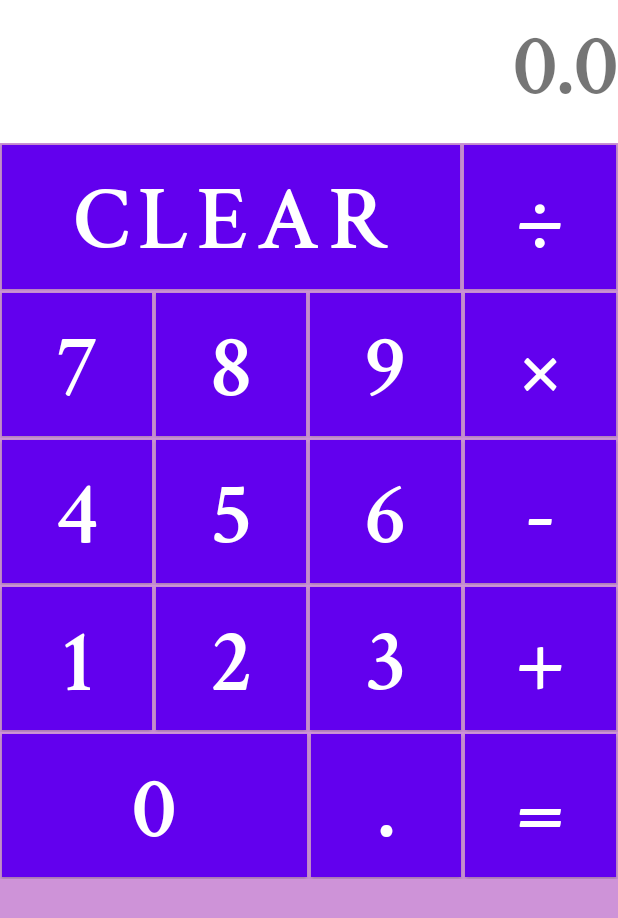
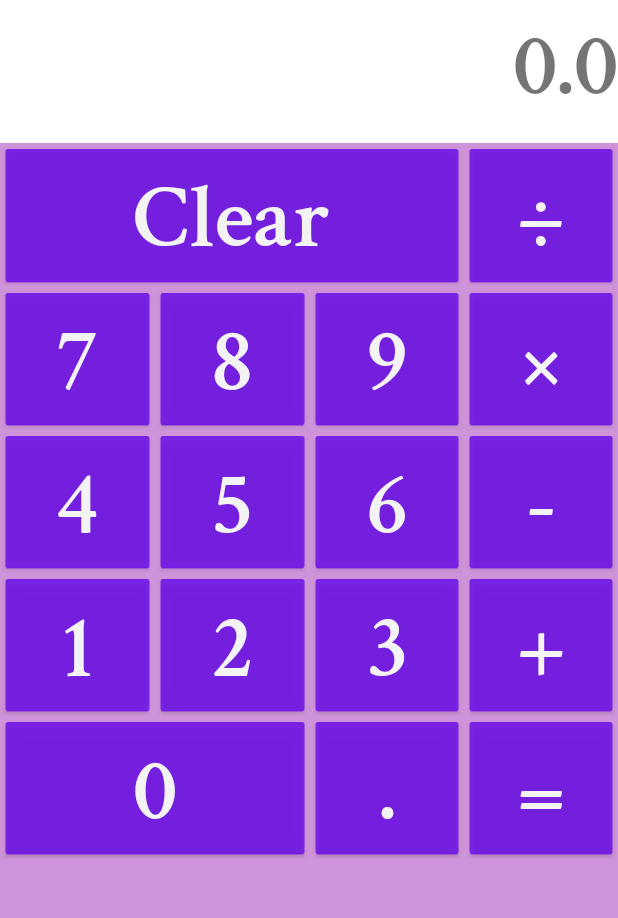
Before and after one commit to zomsa1228/Calculator_App, an Android app: the screen it shows after launch (MainActivity), on a phone screen of 412 x 824 dp. Shown: the top 918 px of the screen. Run offline under Robolectric (Android 15) with nearby library versions, the phone set to English and light mode, and no system bars; Roboto replaces fonts that are not available here.

```diff
--- a/app/src/main/res/layout-land/activity_main.xml
+++ b/app/src/main/res/layout-land/activity_main.xml
@@ -62,7 +62,7 @@
                 android:background="#FFFFFF">
 
                 <LinearLayout
-                    android:layout_width="wrap_content"
+                    android:layout_width="match_parent"
                     android:layout_height="wrap_content"
                     android:orientation="vertical">
 
@@ -148,7 +148,7 @@
                 android:padding="0dp"
                 android:text="÷"
                 android:textColor="@color/ic_launcher_background"
-                android:textSize="25sp"
+                android:textSize="34sp"
                 app:cornerRadius="0dp" />
 
         </LinearLayout>
@@ -279,7 +279,7 @@
                 android:padding="0dp"
                 android:text="×"
                 android:textColor="@color/ic_launcher_background"
-                android:textSize="25sp"
+                android:textSize="34sp"
                 app:cornerRadius="0dp" />
 
         </LinearLayout>
@@ -407,7 +407,7 @@
                 android:padding="0dp"
                 android:text="-"
                 android:textColor="@color/ic_launcher_background"
-                android:textSize="25sp"
+                android:textSize="34sp"
                 app:cornerRadius="0dp" />
 
         </LinearLayout>
@@ -538,7 +538,7 @@
                 android:padding="0dp"
                 android:text="+"
                 android:textColor="@color/ic_launcher_background"
-                android:textSize="25sp"
+                android:textSize="34sp"
                 app:cornerRadius="0dp" />
 
         </LinearLayout>
@@ -670,7 +670,7 @@
                 android:padding="0dp"
                 android:text="="
                 android:textColor="@color/ic_launcher_background"
-                android:textSize="25sp"
+                android:textSize="34sp"
                 app:cornerRadius="0dp" />
 
         </LinearLayout>
--- a/app/src/main/res/layout/activity_main.xml
+++ b/app/src/main/res/layout/activity_main.xml
@@ -44,12 +44,12 @@
 
             <Button
                 android:id="@+id/Clear"
+                style="@android:style/Widget.Holo.Button"
                 android:layout_width="wrap_content"
                 android:layout_height="match_parent"
                 android:layout_gravity="center"
-                android:layout_margin="1dp"
-                android:layout_weight="7.3"
-                android:background="#03A9F4"
+                android:layout_margin="0dp"
+                android:layout_weight="4.6"
                 android:drawablePadding="0dp"
                 android:fontFamily="@font/crimson_text_semibold"
                 android:onClick="Clear"
@@ -60,13 +60,13 @@
 
             <Button
                 android:id="@+id/division"
+                style="@android:style/Widget.Holo.Button"
                 android:layout_width="wrap_content"
                 android:layout_height="match_parent"
                 android:layout_gravity="center"
-                android:layout_margin="1dp"
+                android:layout_margin="0dp"
                 android:layout_weight="1"
                 android:height="95dp"
-                android:background="#2196F3"
                 android:fontFamily="@font/crimson_text_semibold"
                 android:onClick="enzan"
                 android:padding="0dp"
@@ -85,13 +85,13 @@
 
             <Button
                 android:id="@+id/button7"
-                android:layout_width="wrap_content"
+                style="@android:style/Widget.Holo.Button"
+                android:layout_width="match_parent"
                 android:layout_height="match_parent"
                 android:layout_gravity="center"
-                android:layout_margin="1dp"
+                android:layout_margin="0dp"
                 android:layout_weight="1"
                 android:height="95dp"
-                android:background="#03A9F4"
                 android:drawablePadding="0dp"
                 android:fontFamily="@font/crimson_text_semibold"
                 android:onClick="onClick"
@@ -102,13 +102,13 @@
 
             <Button
                 android:id="@+id/button8"
-                android:layout_width="wrap_content"
+                style="@android:style/Widget.Holo.Button"
+                android:layout_width="match_parent"
                 android:layout_height="match_parent"
                 android:layout_gravity="center"
-                android:layout_margin="1dp"
+                android:layout_margin="0dp"
                 android:layout_weight="1"
                 android:height="95dp"
-                android:background="#03A9F4"
                 android:drawablePadding="0dp"
                 android:fontFamily="@font/crimson_text_semibold"
                 android:onClick="onClick"
@@ -119,13 +119,13 @@
 
             <Button
                 android:id="@+id/button9"
-                android:layout_width="wrap_content"
+                style="@android:style/Widget.Holo.Button"
+                android:layout_width="match_parent"
                 android:layout_height="match_parent"
                 android:layout_gravity="center"
-                android:layout_margin="1dp"
+                android:layout_margin="0dp"
                 android:layout_weight="1"
                 android:height="95dp"
-                android:background="#03A9F4"
                 android:drawablePadding="0dp"
                 android:fontFamily="@font/crimson_text_semibold"
                 android:onClick="onClick"
@@ -136,13 +136,13 @@
 
             <Button
                 android:id="@+id/times"
-                android:layout_width="wrap_content"
+                style="@android:style/Widget.Holo.Button"
+                android:layout_width="match_parent"
                 android:layout_height="match_parent"
                 android:layout_gravity="center"
-                android:layout_margin="1dp"
+                android:layout_margin="0dp"
                 android:layout_weight="1"
                 android:height="95dp"
-                android:background="#03A9F4"
                 android:drawablePadding="0dp"
                 android:fontFamily="@font/crimson_text_semibold"
                 android:onClick="enzan"
@@ -162,13 +162,13 @@
 
             <Button
                 android:id="@+id/button4"
-                android:layout_width="wrap_content"
+                style="@android:style/Widget.Holo.Button"
+                android:layout_width="match_parent"
                 android:layout_height="match_parent"
                 android:layout_gravity="center"
-                android:layout_margin="1dp"
+                android:layout_margin="0dp"
                 android:layout_weight="1"
                 android:height="95dp"
-                android:background="#03A9F4"
                 android:drawablePadding="0dp"
                 android:fontFamily="@font/crimson_text_semibold"
                 android:onClick="onClick"
@@ -179,13 +179,13 @@
 
             <Button
                 android:id="@+id/button5"
-                android:layout_width="wrap_content"
+                style="@android:style/Widget.Holo.Button"
+                android:layout_width="match_parent"
                 android:layout_height="match_parent"
                 android:layout_gravity="center"
-                android:layout_margin="1dp"
+                android:layout_margin="0dp"
                 android:layout_weight="1"
                 android:height="95dp"
-                android:background="#03A9F4"
                 android:drawablePadding="0dp"
                 android:fontFamily="@font/crimson_text_semibold"
                 android:onClick="onClick"
@@ -196,13 +196,13 @@
 
             <Button
                 android:id="@+id/button6"
-                android:layout_width="wrap_content"
+                style="@android:style/Widget.Holo.Button"
+                android:layout_width="match_parent"
                 android:layout_height="match_parent"
                 android:layout_gravity="center"
-                android:layout_margin="1dp"
+                android:layout_margin="0dp"
                 android:layout_weight="1"
                 android:height="95dp"
-                android:background="#03A9F4"
                 android:drawablePadding="0dp"
                 android:fontFamily="@font/crimson_text_semibold"
                 android:onClick="onClick"
@@ -213,13 +213,13 @@
 
             <Button
                 android:id="@+id/minus"
-                android:layout_width="wrap_content"
+                style="@android:style/Widget.Holo.Button"
+                android:layout_width="match_parent"
                 android:layout_height="match_parent"
                 android:layout_gravity="center"
-                android:layout_margin="1dp"
+                android:layout_margin="0dp"
                 android:layout_weight="1"
                 android:height="95dp"
-                android:background="#03A9F4"
                 android:drawablePadding="0dp"
                 android:fontFamily="@font/crimson_text_semibold"
                 android:onClick="enzan"
@@ -239,13 +239,13 @@
 
             <Button
                 android:id="@+id/button1"
-                android:layout_width="wrap_content"
+                style="@android:style/Widget.Holo.Button"
+                android:layout_width="match_parent"
                 android:layout_height="match_parent"
                 android:layout_gravity="center"
-                android:layout_margin="1dp"
+                android:layout_margin="0dp"
                 android:layout_weight="1"
                 android:height="95dp"
-                android:background="#03A9F4"
                 android:drawablePadding="0dp"
                 android:fontFamily="@font/crimson_text_semibold"
                 android:onClick="onClick"
@@ -256,13 +256,13 @@
 
             <Button
                 android:id="@+id/button2"
-                android:layout_width="wrap_content"
+                style="@android:style/Widget.Holo.Button"
+                android:layout_width="match_parent"
                 android:layout_height="match_parent"
                 android:layout_gravity="center"
-                android:layout_margin="1dp"
+                android:layout_margin="0dp"
                 android:layout_weight="1"
                 android:height="95dp"
-                android:background="#03A9F4"
                 android:drawablePadding="0dp"
                 android:fontFamily="@font/crimson_text_semibold"
                 android:onClick="onClick"
@@ -273,13 +273,13 @@
 
             <Button
                 android:id="@+id/button3"
-                android:layout_width="wrap_content"
+                style="@android:style/Widget.Holo.Button"
+                android:layout_width="match_parent"
                 android:layout_height="match_parent"
                 android:layout_gravity="center"
-                android:layout_margin="1dp"
+                android:layout_margin="0dp"
                 android:layout_weight="1"
                 android:height="95dp"
-                android:background="#03A9F4"
                 android:drawablePadding="0dp"
                 android:fontFamily="@font/crimson_text_semibold"
                 android:onClick="onClick"
@@ -290,13 +290,13 @@
 
             <Button
                 android:id="@+id/plus"
-                android:layout_width="wrap_content"
+                style="@android:style/Widget.Holo.Button"
+                android:layout_width="match_parent"
                 android:layout_height="match_parent"
                 android:layout_gravity="center"
-                android:layout_margin="1dp"
+                android:layout_margin="0dp"
                 android:layout_weight="1"
                 android:height="95dp"
-                android:background="#03A9F4"
                 android:drawablePadding="0dp"
                 android:fontFamily="@font/crimson_text_semibold"
                 android:onClick="enzan"
@@ -316,13 +316,13 @@
 
             <Button
                 android:id="@+id/button0"
+                style="@android:style/Widget.Holo.Button"
                 android:layout_width="wrap_content"
                 android:layout_height="match_parent"
                 android:layout_gravity="center"
-                android:layout_margin="1dp"
-                android:layout_weight="9.5"
+                android:layout_margin="0dp"
+                android:layout_weight="3.7"
                 android:height="95dp"
-                android:background="#03A9F4"
                 android:drawablePadding="0dp"
                 android:fontFamily="@font/crimson_text_semibold"
                 android:onClick="onClick"
@@ -333,13 +333,13 @@
 
             <Button
                 android:id="@+id/dot"
+                style="@android:style/Widget.Holo.Button"
                 android:layout_width="wrap_content"
                 android:layout_height="match_parent"
                 android:layout_gravity="center"
-                android:layout_margin="1dp"
+                android:layout_margin="0dp"
                 android:layout_weight="1"
                 android:height="95dp"
-                android:background="#03A9F4"
                 android:drawablePadding="0dp"
                 android:fontFamily="@font/crimson_text_semibold"
                 android:padding="0dp"
@@ -349,13 +349,13 @@
 
             <Button
                 android:id="@+id/equal"
+                style="@android:style/Widget.Holo.Button"
                 android:layout_width="wrap_content"
                 android:layout_height="match_parent"
                 android:layout_gravity="center"
-                android:layout_margin="1dp"
+                android:layout_margin="0dp"
                 android:layout_weight="1"
                 android:height="95dp"
-                android:background="#03A9F4"
                 android:drawablePadding="0dp"
                 android:fontFamily="@font/crimson_text_semibold"
                 android:onClick="equal"
```
Also changed, not shown: app/src/main/java/com/example/myapplication2/MainActivity.java (+79 -6 lines), app/src/main/res/drawable/color_sample.xml (added, +7 -0 lines).
